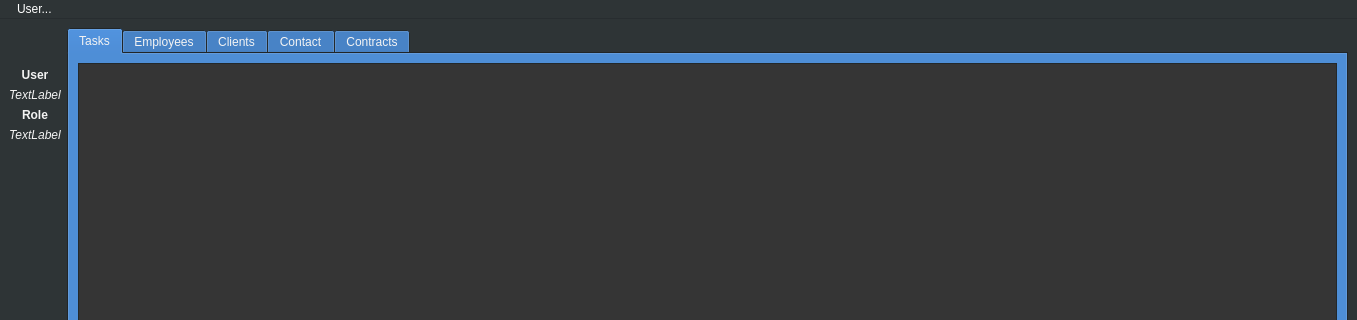
Qt form mainwindow.ui (Sollerus/QT_Lab_6-7) before a commit; both pictures show x 0 to 1357 and y 0 to 320 of the 1357 by 603 pixel window.
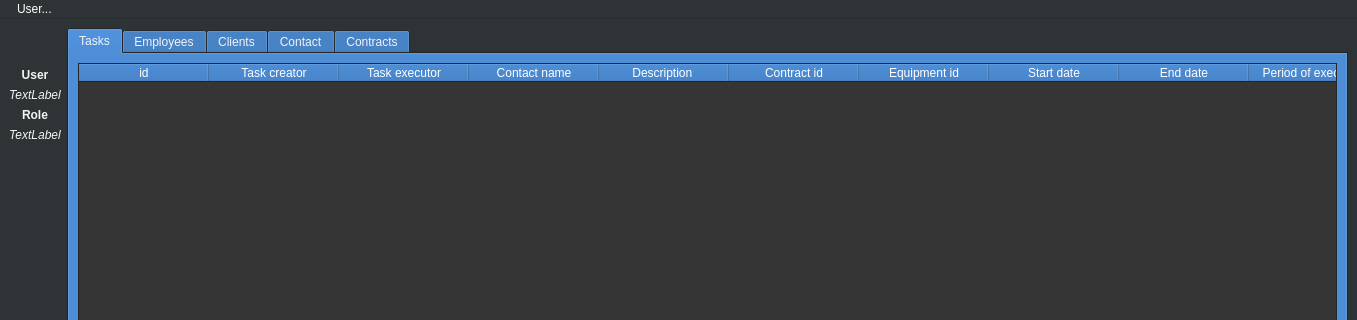
The same form after that commit.

The edit to the form file:
```diff
--- a/mainwindow.ui
+++ b/mainwindow.ui
@@ -632,7 +632,7 @@
            <bool>true</bool>
           </property>
           <attribute name="horizontalHeaderVisible">
-           <bool>false</bool>
+           <bool>true</bool>
           </attribute>
           <attribute name="horizontalHeaderCascadingSectionResizes">
            <bool>false</bool>
```
Left out of the diff: 2 changed lines with no effect on the pictures.
